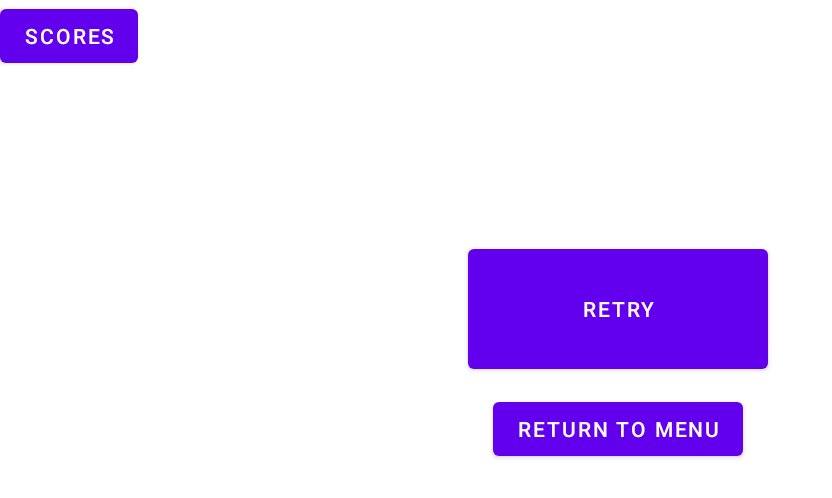
After one commit to MrChyps/android-challenge-gangd4, an Android app: the EndGameActivity screen opened directly, with no data from a screen before it, on a phone screen of 824 x 412 dp (held sideways). The commit adds this screen. Shown: the top 498 px of the screen, without its empty margins (0-832 px from the left). Run offline under Robolectric (Android 15) with nearby library versions, the phone set to English and light mode, and no system bars.

Commit message:
Basic Tap to retry menu

```diff
--- a/app/src/main/AndroidManifest.xml
+++ b/app/src/main/AndroidManifest.xml
@@ -9,6 +9,9 @@
         android:roundIcon="@mipmap/ic_launcher_round"
         android:supportsRtl="true"
         android:theme="@style/Theme.GangD4AndroidChallengeMOBE">
+        <activity
+            android:name=".activities.EndGameActivity"
+            android:screenOrientation="landscape" />
         <activity
             android:name=".activities.ScoreActivity"
             android:screenOrientation="landscape" />
--- /dev/null
+++ b/app/src/main/java/helloandroid/m2dl/gangd4_android_challenge_mobe/activities/EndGameActivity.java
@@ -0,0 +1,35 @@
+package helloandroid.m2dl.gangd4_android_challenge_mobe.activities;
+
+import androidx.appcompat.app.AppCompatActivity;
+
+import android.content.Intent;
+import android.os.Bundle;
+import android.view.View;
+import android.widget.Button;
+
+import helloandroid.m2dl.gangd4_android_challenge_mobe.R;
+
+public class EndGameActivity extends AppCompatActivity {
+
+    @Override
+    protected void onCreate(Bundle savedInstanceState) {
+        super.onCreate(savedInstanceState);
+        setContentView(R.layout.activity_end_game);
+        Button btn_retry = findViewById(R.id.button_retry);
+        Button btn_returnMainMenu = findViewById(R.id.button_returnMenu);
+        Button btn_scores = findViewById(R.id.button_scoresEndGame);
+
+        btn_retry.setOnClickListener(v -> {
+            Intent intent = new Intent(EndGameActivity.this, GameActivity.class);
+            this.startActivity(intent);
+        });
+        btn_scores.setOnClickListener(v -> {
+            Intent intent = new Intent(EndGameActivity.this, ScoreActivity.class);
+            this.startActivity(intent);
+        });
+        btn_returnMainMenu.setOnClickListener(v -> {
+            Intent intent = new Intent(EndGameActivity.this, MainActivity.class);
+            this.startActivity(intent);
+        });
+    }
+}
--- a/app/src/main/java/helloandroid/m2dl/gangd4_android_challenge_mobe/activities/MainActivity.java
+++ b/app/src/main/java/helloandroid/m2dl/gangd4_android_challenge_mobe/activities/MainActivity.java
@@ -32,12 +32,12 @@ public class MainActivity extends AppCompatActivity {
 
         btn_play.setOnClickListener(v -> {
             Intent myIntent = new Intent(MainActivity.this, GameActivity.class);
-            MainActivity.this.startActivity(myIntent);
+            this.startActivity(myIntent);
         });
 
         btn_score.setOnClickListener(v -> {
             Intent myIntent = new Intent(MainActivity.this, ScoreActivity.class);
-            MainActivity.this.startActivity(myIntent);
+            this.startActivity(myIntent);
         });
 
         startMainTitleAnimation();
--- /dev/null
+++ b/app/src/main/res/layout/activity_end_game.xml
@@ -0,0 +1,32 @@
+<?xml version="1.0" encoding="utf-8"?>
+<RelativeLayout xmlns:android="http://schemas.android.com/apk/res/android"
+    xmlns:app="http://schemas.android.com/apk/res-auto"
+    xmlns:tools="http://schemas.android.com/tools"
+    android:layout_width="match_parent"
+    android:layout_height="match_parent"
+    tools:context=".activities.EndGameActivity">
+
+    <Button
+        android:id="@+id/button_retry"
+        android:layout_width="200dp"
+        android:layout_height="92dp"
+        android:layout_centerInParent="true"
+        android:text="RETRY" />
+
+    <Button
+        android:id="@+id/button_returnMenu"
+        android:layout_width="wrap_content"
+        android:layout_height="wrap_content"
+        android:layout_below="@id/button_retry"
+        android:layout_centerHorizontal="true"
+        android:layout_marginTop="10dp"
+        android:text="RETURN TO MENU" />
+
+    <Button
+        android:id="@+id/button_scoresEndGame"
+        android:layout_width="wrap_content"
+        android:layout_height="wrap_content"
+        android:text="SCORES"
+        app:layout_constraintBottom_toBottomOf="parent"
+        app:layout_constraintEnd_toEndOf="parent" />
+</RelativeLayout>
```
